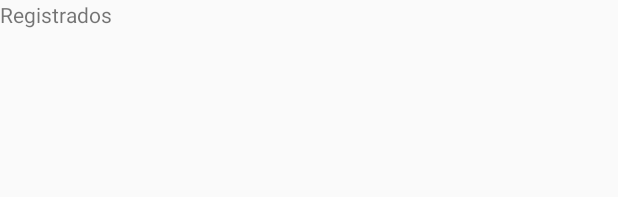
After one commit to vcmoraes/hackathonnatura, an Android app: the layout fragment_registrados.xml on its own in the app's theme, with its tools: preview values and no code run, on a phone screen of 412 x 824 dp. The commit adds this screen. Shown: the top 197 px of the screen. Run offline under Robolectric (Android 15) with nearby library versions, the phone set to English and light mode, and no system bars.

Commit message:
fragments

```diff
--- a/HackathonNaturaApp/app/src/main/res/layout/activity_home.xml
+++ b/HackathonNaturaApp/app/src/main/res/layout/activity_home.xml
@@ -19,7 +19,7 @@
             app:tabSelectedTextColor="@android:color/black"
             app:tabTextColor="@android:color/darker_gray" />
 
-        <android.support.v4.view.ViewPager
+        <hackathonnatura.edeploy.com.br.hackathonnatura.custom.CustomViewPager
             android:id="@+id/view_pager"
             android:layout_width="match_parent"
             android:layout_height="match_parent" />
--- /dev/null
+++ b/HackathonNaturaApp/app/src/main/res/layout/fragment_registrados.xml
@@ -0,0 +1,11 @@
+<?xml version="1.0" encoding="utf-8"?>
+<RelativeLayout xmlns:android="http://schemas.android.com/apk/res/android"
+    android:layout_width="match_parent"
+    android:layout_height="match_parent">
+
+    <TextView
+        android:layout_width="wrap_content"
+        android:layout_height="wrap_content"
+        android:text="Registrados"/>
+
+</RelativeLayout>
```
Also changed, not shown: HackathonNaturaApp/app/src/main/java/hackathonnatura/edeploy/com/br/hackathonnatura/adapter/PagerAdapterFragment.java (added, +30 -0 lines), HackathonNaturaApp/app/src/main/java/hackathonnatura/edeploy/com/br/hackathonnatura/custom/CustomViewPager.java (added, +34 -0 lines), HackathonNaturaApp/app/src/main/java/hackathonnatura/edeploy/com/br/hackathonnatura/view/activity/HomeActivity.java (+14 -2 lines), HackathonNaturaApp/app/src/main/java/hackathonnatura/edeploy/com/br/hackathonnatura/view/fragment/AnonimosFragment.java (added, +18 -0 lines), HackathonNaturaApp/app/src/main/java/hackathonnatura/edeploy/com/br/hackathonnatura/view/fragment/RegistradosFragment.java (added, +18 -0 lines), HackathonNaturaApp/app/src/main/res/layout/fragment_anonimos.xml (added, +11 -0 lines).
